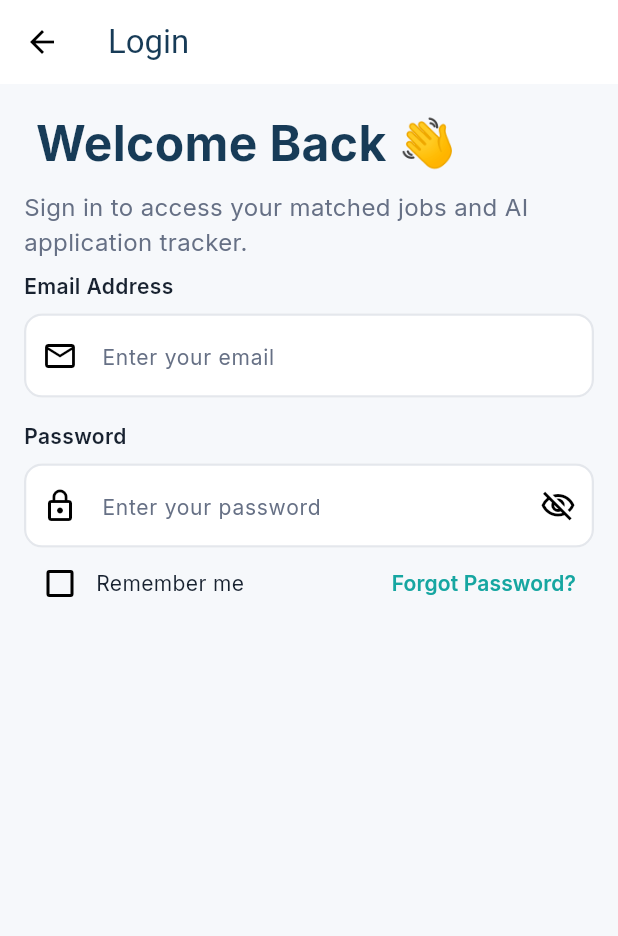
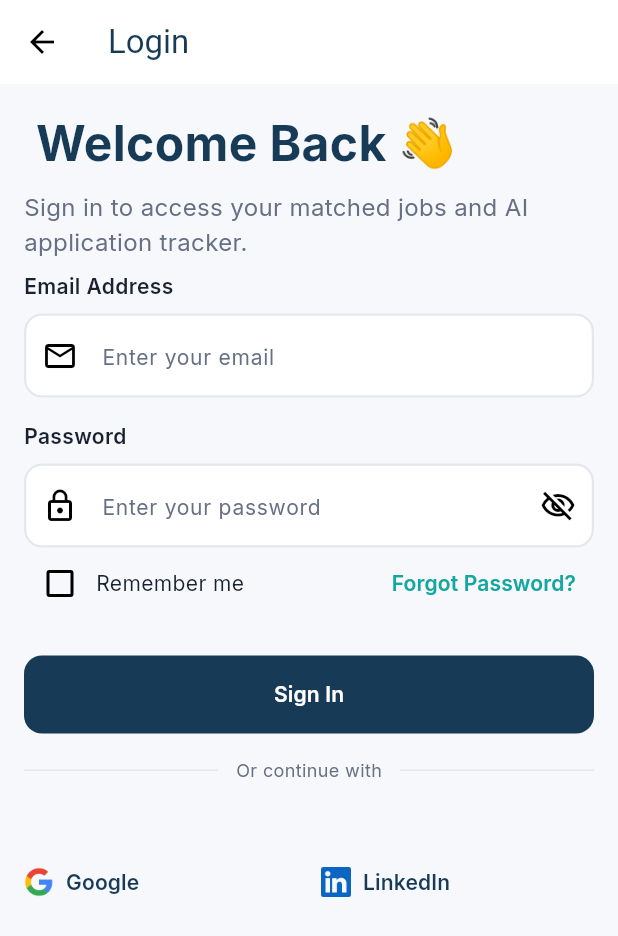
Before and after one commit to yasmeenn123/career_match, a Flutter app: the screen it shows after launch, on a phone screen of 412 x 824 dp. Shown: the top 936 px of the screen. Run offline on Flutter 3.47's test engine with Material 3 defaults, Android fonts, the phone set to English and light mode, and no system bars; our stand-ins replace google_fonts.

Commit message:
Complete login screen UI

```diff
--- /dev/null
+++ b/lib/core/app constants/app_assets.dart
@@ -0,0 +1,5 @@
+class AppAssets {
+  AppAssets._();
+  static const String google = 'assets/images/google.webp';
+  static const String linkedin = 'assets/images/linkedin.png';
+}
--- a/lib/features/auth/presentation/screens/login_screen.dart
+++ b/lib/features/auth/presentation/screens/login_screen.dart
@@ -1,9 +1,12 @@
 import 'package:flutter/material.dart';
+import 'package:graduation_project/core/app%20constants/app_assets.dart';
 import 'package:graduation_project/core/theme/app_color.dart';
 import 'package:graduation_project/core/theme/app_size.dart';
 import 'package:graduation_project/core/theme/app_text_style.dart';
+import 'package:graduation_project/core/widgets/app_button.dart';
 import 'package:graduation_project/core/widgets/app_text_field.dart';
 import 'package:graduation_project/features/auth/presentation/widgets/remember_me_row.dart';
+import 'package:graduation_project/features/auth/presentation/widgets/social_login_button.dart';
 class LoginScreen extends StatefulWidget {
   const LoginScreen({super.key});
 
@@ -59,6 +62,51 @@ class _LoginScreenState extends State<LoginScreen> {
                   }),
                   onForgotPassword: (){},
                 ),
+                const SizedBox(height: AppSize.spaceLg),
+                AppButton(text: 'Sign In',onPressed: (){},),
+                const SizedBox(height: AppSize.spaceMd),
+
+
+Row(
+  children: [
+    Expanded(
+      child: Divider(
+        thickness: 1,
+        color: AppColor.border,
+      ),
+          ),
+      const SizedBox(width: 12),
+      Text(
+        'Or continue with',
+        style: AppTextStyle.bodySm.copyWith(
+          color: AppColor.textSecondary,
+        ),
+      ),
+          const SizedBox(width: 12),
+
+    Expanded(
+      child: Divider(
+        thickness: 1,
+        color: AppColor.border,
+      ),
+    ),
+
+  ],
+),                const SizedBox(height: AppSize.spaceLg),
+
+
+                const SizedBox(height: AppSize.spaceMd),
+
+                Row(
+                  children: [
+                    SocialLoginButton(title: 'Google', imagePath: AppAssets.google, onPressed: (){}),
+                    const SizedBox(width: AppSize.spaceMd),
+
+                    SocialLoginButton(title: 'LinkedIn', imagePath: AppAssets.linkedin, onPressed: (){}),
+
+                  ],
+                )
+
               ],
             ),
           ),
--- /dev/null
+++ b/lib/features/auth/presentation/widgets/social_login_button.dart
@@ -0,0 +1,37 @@
+import 'package:flutter/material.dart';
+import 'package:graduation_project/core/theme/app_size.dart';
+
+import '../../../../core/theme/app_color.dart';
+import '../../../../core/theme/app_text_style.dart';
+
+class SocialLoginButton extends StatelessWidget {
+  const SocialLoginButton({super.key, required this.title, required this.imagePath, required this.onPressed});
+  final String title;
+  final String imagePath;
+  final VoidCallback onPressed;
+  @override
+  Widget build(BuildContext context) {
+    return  Expanded(child: OutlinedButton(onPressed: (){},
+        style: OutlinedButton.styleFrom(
+          side: BorderSide.none,
+          backgroundColor: AppColor.background,
+          padding: EdgeInsets.symmetric(vertical: AppSize.spaceMd),
+          shape: RoundedRectangleBorder(
+            borderRadius: BorderRadius.circular(AppSize.radiusLg),
+          ),
+        ),
+        child:Row(
+      children: [
+        Image.asset(imagePath,width:20 ,height: 20,),
+        SizedBox(width: 8,),
+        Text(
+          title,
+          style: AppTextStyle.bodyMd.copyWith(
+            color: AppColor.navy,
+            fontWeight: FontWeight.w600,
+          ),
+        ),
+      ],
+    ) ),);
+  }
+}
--- a/pubspec.yaml
+++ b/pubspec.yaml
@@ -59,8 +59,8 @@ flutter:
   uses-material-design: true
 
   # To add assets to your application, add an assets section, like this:
-  # assets:
-  #   - images/a_dot_burr.jpeg
+  assets:
+    - assets/images/
   #   - images/a_dot_ham.jpeg
 
   # An image asset can refer to one or more resolution-specific "variants", see
```
Also changed, not shown: assets/images/google.webp (added), assets/images/linkedin.png (added).
